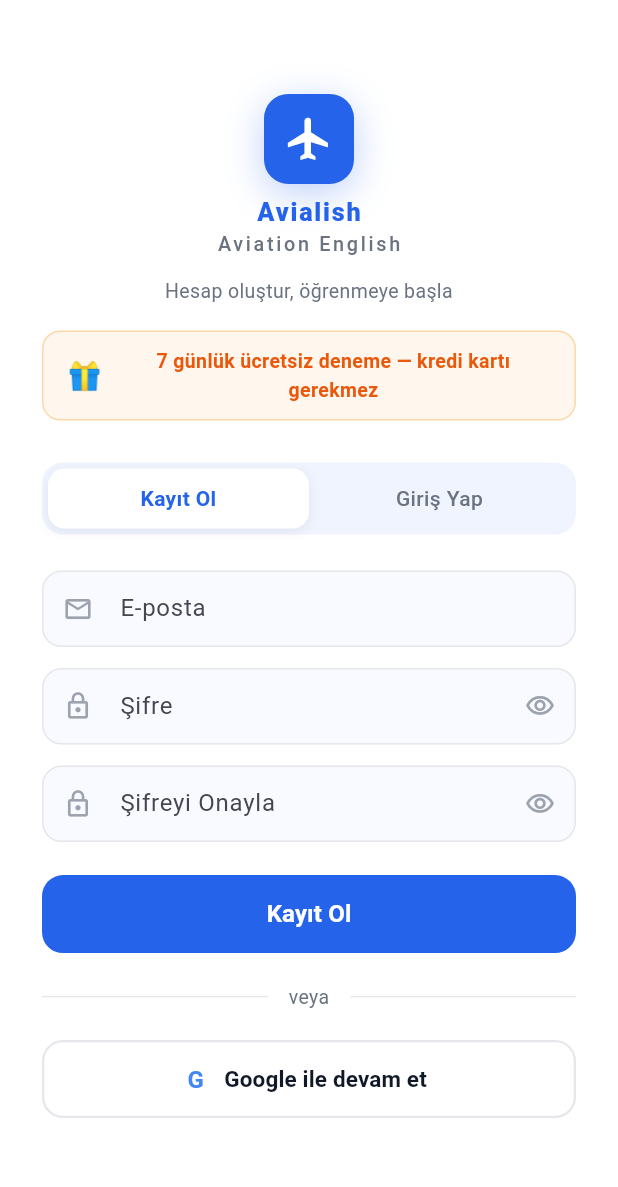
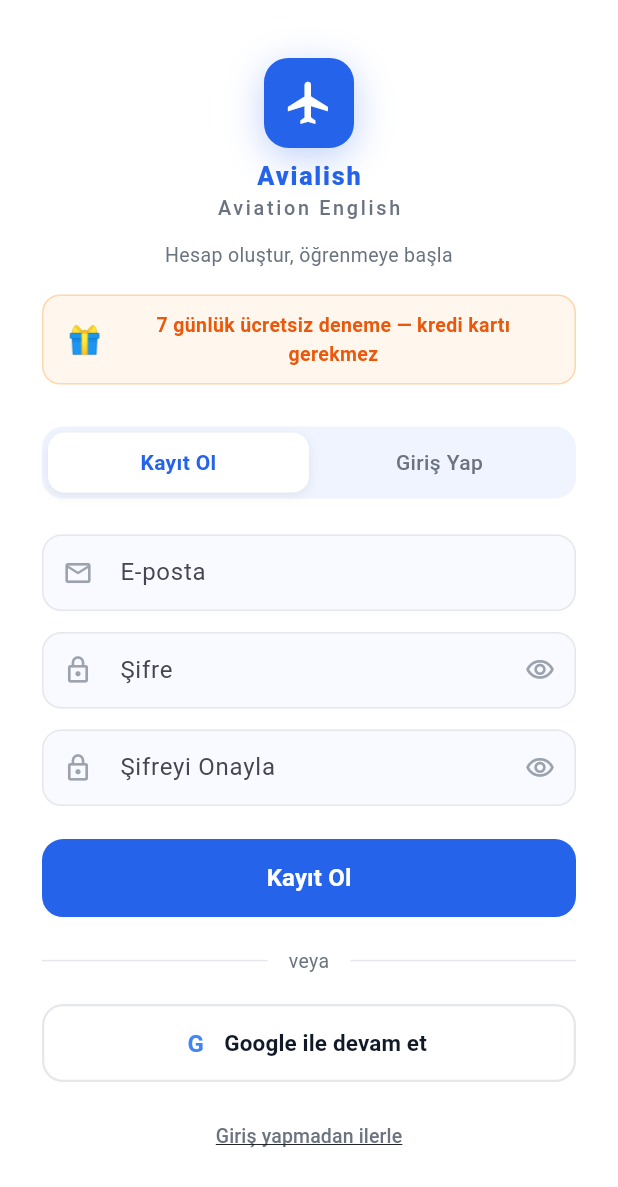
Before and after one commit to emottz/fliq, a Flutter app: the screen it shows after launch, on a phone screen of 412 x 824 dp. Shown: the top 1187 px of the screen. Run offline on Flutter 3.47's test engine with Material 3 defaults, Android fonts, the phone set to English and light mode, and no system bars; our stand-ins replace equatable, flutter_riverpod, go_router, google_mobile_ads, google_sign_in, in_app_purchase and 2 more; missing offline and left inert: dart:js_interop, in_app_purchase_android; accounts and stored records are empty; project files that could hold a hidden picture were left out.

Commit message:
feat: add guest sign-in button on auth screen
Adds 'Giriş yapmadan ilerle' link below Google button using Supabase
anonymous auth. Creates a real anonymous session so the router redirects
normally through onboarding to home.

Co-Authored-By: Claude Sonnet 4.6 <noreply@anthropic.com>

```diff
--- a/lib/core/services/auth_service.dart
+++ b/lib/core/services/auth_service.dart
@@ -53,6 +53,10 @@ class AuthService {
     return res.user;
   }
 
+  Future<void> signInAnonymously() async {
+    await _sb.auth.signInAnonymously();
+  }
+
   Future<void> sendPasswordReset(String email) async {
     await _sb.auth.resetPasswordForEmail(email.trim());
   }
--- a/lib/features/auth/screens/auth_screen.dart
+++ b/lib/features/auth/screens/auth_screen.dart
@@ -22,6 +22,7 @@ class _AuthScreenState extends ConsumerState<AuthScreen>
   final _formKey = GlobalKey<FormState>();
   bool _loading = false;
   bool _googleLoading = false;
+  bool _guestLoading = false;
   bool _obscurePass = true;
   bool _obscureConfirm = true;
   String? _error;
@@ -59,6 +60,17 @@ class _AuthScreenState extends ConsumerState<AuthScreen>
       setState(() => _error = 'Bir hata oluştu. Lütfen tekrar deneyin.');
     } finally {
       if (mounted) setState(() => _loading = false);
+    }
+  }
+
+  Future<void> _continueAsGuest() async {
+    setState(() { _guestLoading = true; _error = null; });
+    try {
+      await ref.read(authServiceProvider).signInAnonymously();
+    } catch (_) {
+      if (mounted) setState(() => _error = 'Misafir girişi başarısız oldu.');
+    } finally {
+      if (mounted) setState(() => _guestLoading = false);
     }
   }
 
@@ -301,7 +313,7 @@ class _AuthScreenState extends ConsumerState<AuthScreen>
       SizedBox(
         height: 52,
         child: OutlinedButton.icon(
-          onPressed: (_loading || _googleLoading) ? null : _googleSignIn,
+          onPressed: (_loading || _googleLoading || _guestLoading) ? null : _googleSignIn,
           style: OutlinedButton.styleFrom(
             foregroundColor: AppColors.textPrimary,
             side: const BorderSide(color: AppColors.divider, width: 1.5),
@@ -315,7 +327,28 @@ class _AuthScreenState extends ConsumerState<AuthScreen>
               style: TextStyle(fontSize: 15, fontWeight: FontWeight.w600)),
         ),
       ),
-      const SizedBox(height: 16),
+      const SizedBox(height: 12),
+
+      // ── Misafir girişi ────────────────────────────────────────────────────
+      Center(
+        child: TextButton(
+          onPressed: (_loading || _googleLoading || _guestLoading) ? null : _continueAsGuest,
+          child: _guestLoading
+              ? const SizedBox(
+                  width: 18, height: 18,
+                  child: CircularProgressIndicator(strokeWidth: 2, color: AppColors.textSecondary),
+                )
+              : const Text(
+                  'Giriş yapmadan ilerle',
+                  style: TextStyle(
+                    fontSize: 13,
+                    color: AppColors.textSecondary,
+                    decoration: TextDecoration.underline,
+                  ),
+                ),
+        ),
+      ),
+      const SizedBox(height: 4),
 
     ];
   }
```
